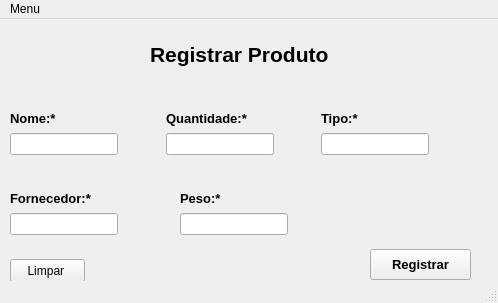
ThalesEron/controleEstoqueEstudoC, file projetoControleEstoque/ControleEstoque/mainwindow.ui: the form before one commit.
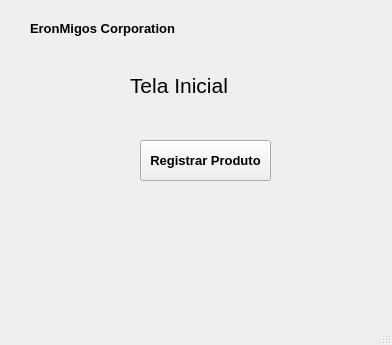
The form after the commit.

```diff
--- a/projetoControleEstoque/ControleEstoque/mainwindow.ui
+++ b/projetoControleEstoque/ControleEstoque/mainwindow.ui
@@ -6,21 +6,21 @@
    <rect>
     <x>0</x>
     <y>0</y>
-    <width>498</width>
-    <height>303</height>
+    <width>392</width>
+    <height>345</height>
    </rect>
   </property>
   <property name="windowTitle">
    <string>MainWindow</string>
   </property>
   <widget class="QWidget" name="centralwidget">
-   <widget class="QPushButton" name="confirmRegisterButton">
+   <widget class="QPushButton" name="pushButton">
     <property name="geometry">
      <rect>
-      <x>370</x>
-      <y>230</y>
-      <width>101</width>
-      <height>31</height>
+      <x>140</x>
+      <y>140</y>
+      <width>131</width>
+      <height>41</height>
      </rect>
     </property>
     <property name="font">
@@ -34,252 +34,58 @@
      <string>&lt;html&gt;&lt;head/&gt;&lt;body&gt;&lt;p&gt;Clique para registrar&lt;/p&gt;&lt;/body&gt;&lt;/html&gt;</string>
     </property>
     <property name="text">
-     <string>Registrar</string>
+     <string>Registrar Produto</string>
     </property>
    </widget>
    <widget class="QLabel" name="labelTitle">
     <property name="geometry">
      <rect>
-      <x>150</x>
-      <y>20</y>
-      <width>211</width>
-      <height>31</height>
+      <x>130</x>
+      <y>60</y>
+      <width>151</width>
+      <height>51</height>
      </rect>
     </property>
     <property name="font">
      <font>
       <family>Nirmala UI</family>
       <pointsize>16</pointsize>
+     </font>
+    </property>
+    <property name="text">
+     <string>Tela Inicial</string>
+    </property>
+   </widget>
+   <widget class="QLabel" name="label_2">
+    <property name="geometry">
+     <rect>
+      <x>30</x>
+      <y>20</y>
+      <width>151</width>
+      <height>16</height>
+     </rect>
+    </property>
+    <property name="font">
+     <font>
+      <pointsize>10</pointsize>
       <weight>75</weight>
       <bold>true</bold>
      </font>
     </property>
     <property name="text">
-     <string>Registrar Produto</string>
+     <string>EronMigos Corporation</string>
     </property>
    </widget>
-   <widget class="QPushButton" name="pushButton">
-    <property name="geometry">
-     <rect>
-      <x>10</x>
-      <y>240</y>
-      <width>75</width>
-      <height>23</height>
-     </rect>
-    </property>
-    <property name="text">
-     <string>Limpar </string>
-    </property>
-   </widget>
-   <widget class="QWidget" name="">
-    <property name="geometry">
-     <rect>
-      <x>10</x>
-      <y>90</y>
-      <width>419</width>
-      <height>46</height>
-     </rect>
-    </property>
-    <layout class="QHBoxLayout" name="horizontalLayout">
-     <item>
-      <layout class="QVBoxLayout" name="verticalLayout_3">
-       <item>
-        <widget class="QLabel" name="titleName">
-         <property name="font">
-          <font>
-           <pointsize>10</pointsize>
-           <weight>75</weight>
-           <bold>true</bold>
-          </font>
-         </property>
-         <property name="text">
-          <string>Nome:*</string>
-         </property>
-        </widget>
-       </item>
-       <item>
-        <widget class="QLineEdit" name="lineEditName">
-         <property name="toolTip">
-          <string>&lt;html&gt;&lt;head/&gt;&lt;body&gt;&lt;p&gt;Coloque o tipo do produto.&lt;/p&gt;&lt;/body&gt;&lt;/html&gt;</string>
-         </property>
-        </widget>
-       </item>
-      </layout>
-     </item>
-     <item>
-      <spacer name="horizontalSpacer_2">
-       <property name="orientation">
-        <enum>Qt::Horizontal</enum>
-       </property>
-       <property name="sizeHint" stdset="0">
-        <size>
-         <width>40</width>
-         <height>20</height>
-        </size>
-       </property>
-      </spacer>
-     </item>
-     <item>
-      <layout class="QVBoxLayout" name="verticalLayout_2">
-       <item>
-        <widget class="QLabel" name="titleQuant">
-         <property name="font">
-          <font>
-           <pointsize>10</pointsize>
-           <weight>75</weight>
-           <bold>true</bold>
-          </font>
-         </property>
-         <property name="text">
-          <string>Quantidade:*</string>
-         </property>
-        </widget>
-       </item>
-       <item>
-        <widget class="QLineEdit" name="lineEditQuant">
-         <property name="toolTip">
-          <string>&lt;html&gt;&lt;head/&gt;&lt;body&gt;&lt;p&gt;Registre a quantidade do produto:&lt;/p&gt;&lt;/body&gt;&lt;/html&gt;</string>
-         </property>
-         <property name="text">
-          <string/>
-         </property>
-        </widget>
-       </item>
-      </layout>
-     </item>
-     <item>
-      <spacer name="horizontalSpacer_3">
-       <property name="orientation">
-        <enum>Qt::Horizontal</enum>
-       </property>
-       <property name="sizeHint" stdset="0">
-        <size>
-         <width>40</width>
-         <height>20</height>
-        </size>
-       </property>
-      </spacer>
-     </item>
-     <item>
-      <layout class="QVBoxLayout" name="verticalLayout">
-       <item>
-        <widget class="QLabel" name="lineType">
-         <property name="font">
-          <font>
-           <pointsize>10</pointsize>
-           <weight>75</weight>
-           <bold>true</bold>
-          </font>
-         </property>
-         <property name="text">
-          <string>Tipo:*</string>
-         </property>
-        </widget>
-       </item>
-       <item>
-        <widget class="QLineEdit" name="lineEditType">
-         <property name="toolTip">
-          <string>&lt;html&gt;&lt;head/&gt;&lt;body&gt;&lt;p&gt;Coloque o nome do produto.&lt;/p&gt;&lt;/body&gt;&lt;/html&gt;</string>
-         </property>
-        </widget>
-       </item>
-      </layout>
-     </item>
-    </layout>
-   </widget>
-   <widget class="QWidget" name="">
-    <property name="geometry">
-     <rect>
-      <x>10</x>
-      <y>170</y>
-      <width>278</width>
-      <height>46</height>
-     </rect>
-    </property>
-    <layout class="QHBoxLayout" name="horizontalLayout_2">
-     <item>
-      <layout class="QVBoxLayout" name="verticalLayout_4">
-       <item>
-        <widget class="QLabel" name="titleForne">
-         <property name="font">
-          <font>
-           <pointsize>10</pointsize>
-           <weight>75</weight>
-           <bold>true</bold>
-          </font>
-         </property>
-         <property name="text">
-          <string>Fornecedor:*</string>
-         </property>
-        </widget>
-       </item>
-       <item>
-        <widget class="QLineEdit" name="lineEditForne">
-         <property name="toolTip">
-          <string>&lt;html&gt;&lt;head/&gt;&lt;body&gt;&lt;p&gt;Digite o Fornecedor do produto.&lt;/p&gt;&lt;/body&gt;&lt;/html&gt;</string>
-         </property>
-        </widget>
-       </item>
-      </layout>
-     </item>
-     <item>
-      <spacer name="horizontalSpacer">
-       <property name="orientation">
-        <enum>Qt::Horizontal</enum>
-       </property>
-       <property name="sizeHint" stdset="0">
-        <size>
-         <width>40</width>
-         <height>20</height>
-        </size>
-       </property>
-      </spacer>
-     </item>
-     <item>
-      <layout class="QVBoxLayout" name="verticalLayout_5">
-       <item>
-        <widget class="QLabel" name="titlePeso">
-         <property name="font">
-          <font>
-           <pointsize>10</pointsize>
-           <weight>75</weight>
-           <bold>true</bold>
-          </font>
-         </property>
-         <property name="text">
-          <string>Peso:*</string>
-         </property>
-        </widget>
-       </item>
-       <item>
-        <widget class="QLineEdit" name="lineEditPeso">
-         <property name="toolTip">
-          <string>&lt;html&gt;&lt;head/&gt;&lt;body&gt;&lt;p&gt;Digite o peso do produto em G ou ML.&lt;/p&gt;&lt;/body&gt;&lt;/html&gt;</string>
-         </property>
-        </widget>
-       </item>
-      </layout>
-     </item>
-    </layout>
-   </widget>
   </widget>
   <widget class="QMenuBar" name="menubar">
    <property name="geometry">
     <rect>
      <x>0</x>
      <y>0</y>
-     <width>498</width>
+     <width>392</width>
      <height>21</height>
     </rect>
    </property>
-   <widget class="QMenu" name="menuRegistrar">
-    <property name="title">
-     <string>Menu</string>
-    </property>
-    <addaction name="actionRegistrar"/>
-    <addaction name="actionListar"/>
-   </widget>
-   <addaction name="menuRegistrar"/>
   </widget>
   <widget class="QStatusBar" name="statusbar"/>
   <action name="actionRegistrar">
```
Left out of the diff: 15 changed lines with no effect on the pictures.
